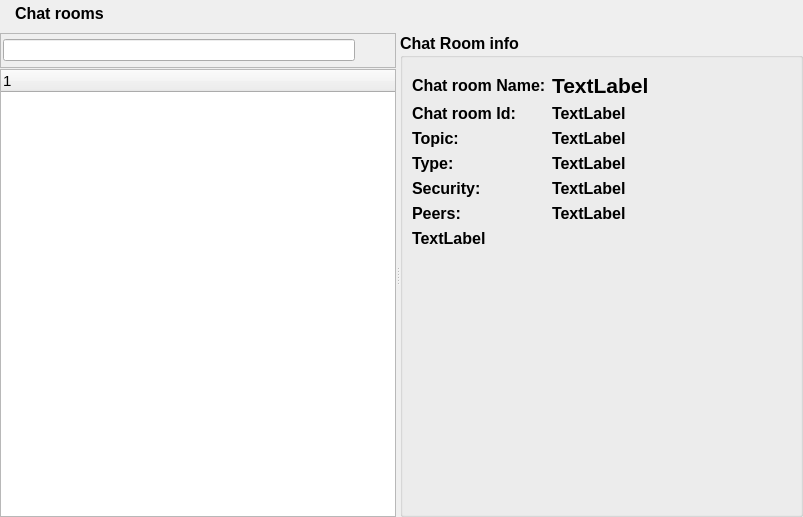
This is retroshare-gui/src/gui/ChatLobbyWidget.ui in RetroShare/RetroShare as Qt 5 draws it before an edit. The edited form follows.
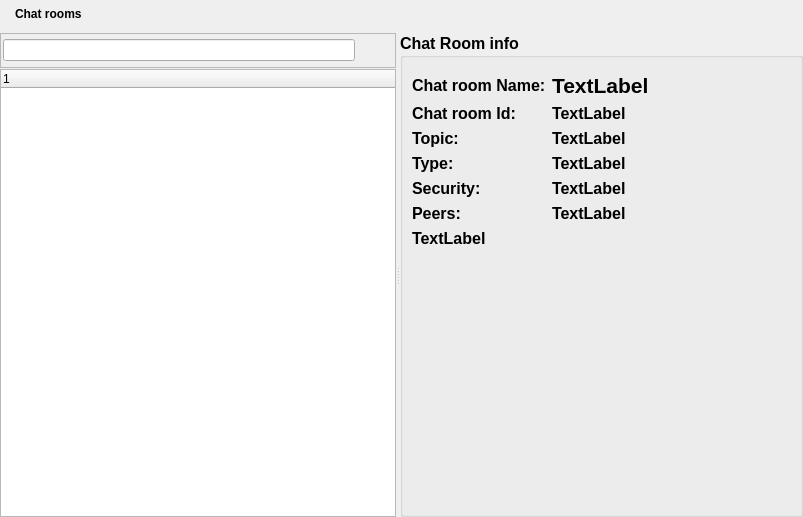
This is the edited form. Icons and pictures are not drawn. Custom widgets are drawn as their Qt base class.

Commit message: remove font sizes from the ui files

```diff
--- a/retroshare-gui/src/gui/ChatLobbyWidget.ui
+++ b/retroshare-gui/src/gui/ChatLobbyWidget.ui
@@ -73,7 +73,6 @@
        <widget class="QLabel" name="titleBarLabel">
         <property name="font">
          <font>
-          <pointsize>12</pointsize>
           <weight>75</weight>
           <bold>true</bold>
          </font>
@@ -191,11 +190,6 @@
        </item>
        <item>
         <widget class="RSTreeWidget" name="lobbyTreeWidget">
-         <property name="font">
-          <font>
-           <pointsize>11</pointsize>
-          </font>
-         </property>
          <property name="iconSize">
           <size>
            <width>16</width>
```
Left out of the diff: 2 changed lines with no effect on the pictures. The commit also changes 15 other files.
